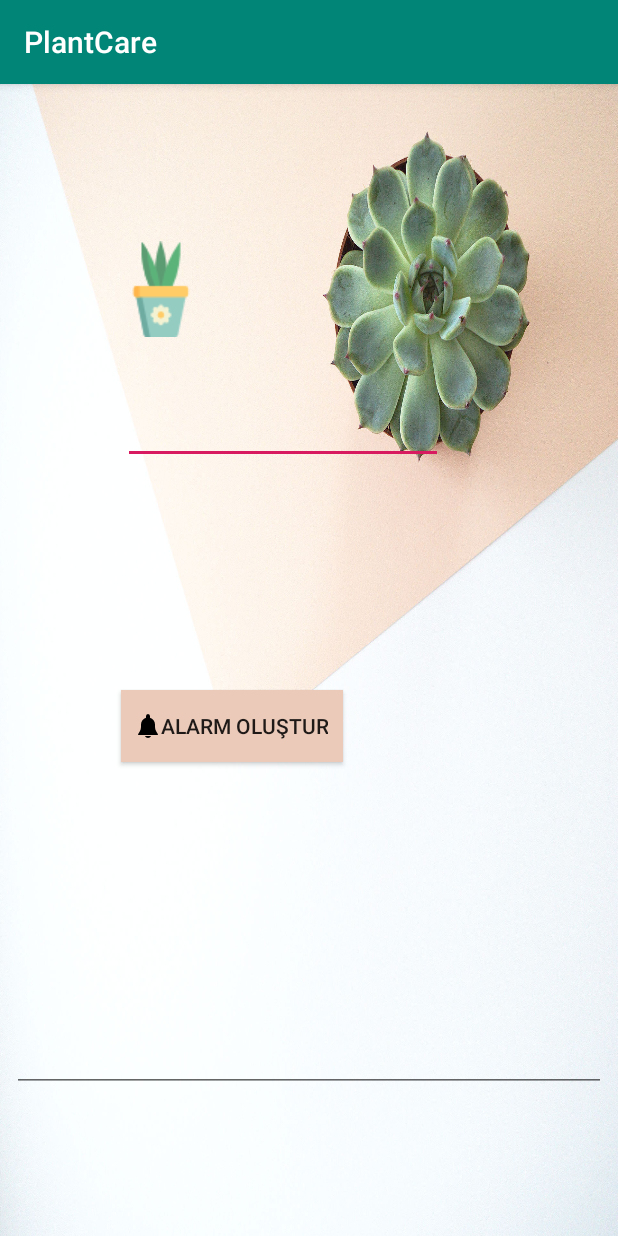
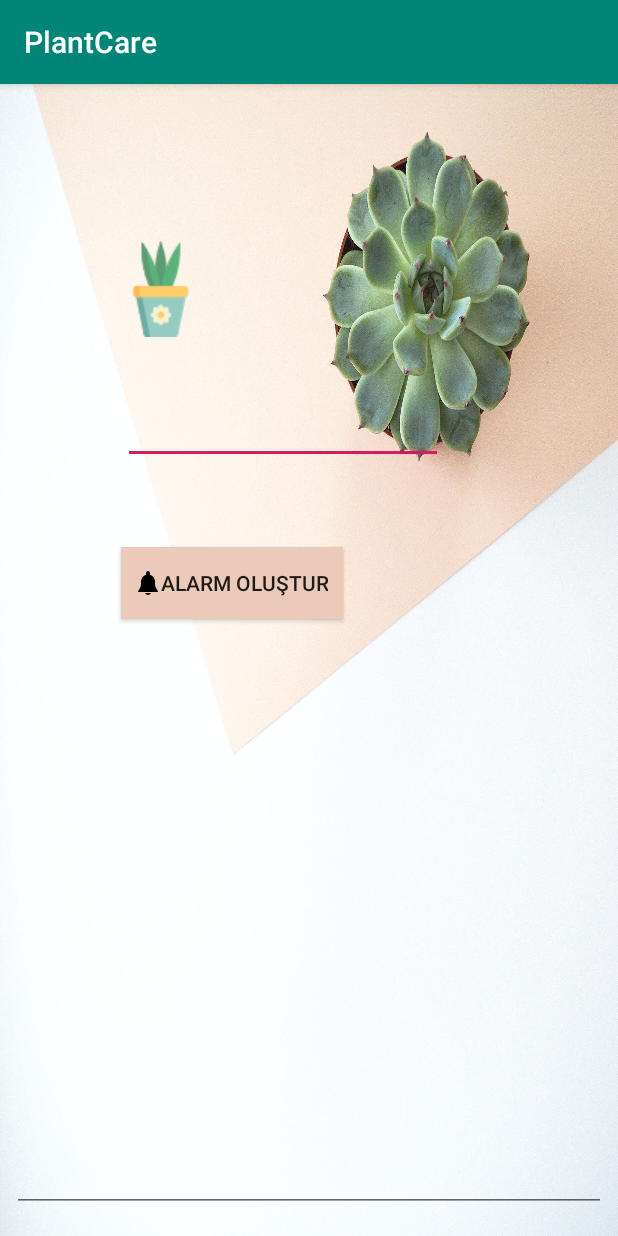
Before and after one commit to sumeyyesaricam/PlantCare, an Android app: the screen it shows after launch (AddPlantActivity), after a tap on "Cut", on a phone screen of 412 x 824 dp. Run offline under Robolectric (Android 15) with nearby library versions, the phone set to English and light mode, and no system bars; our stand-ins replace Room's generated code, data binding.

Commit message:
layout inflater addplant activityde eklendi.

```diff
--- a/app/src/main/java/example/smyy/plantcare/ui/plantlist/PlantListActivity.kt
+++ b/app/src/main/java/example/smyy/plantcare/ui/plantlist/PlantListActivity.kt
@@ -43,7 +43,7 @@ class PlantListActivity : AppCompatActivity() {
         return super.onOptionsItemSelected(item)
     }
     fun addPlant() {
-        plantList.add(Plant("1", "kıvırcık", "asdfghj", 4,
+        plantList.add(Plant("1", "kıvırcık", "deneme", 4,
                 "", 3, 5, 5))
 
         plantList.add(Plant("2", "kaktüs", "asdfghj", 4,
--- a/app/src/main/res/layout/activity_add_plant.xml
+++ b/app/src/main/res/layout/activity_add_plant.xml
@@ -2,14 +2,18 @@
 <layout xmlns:android="http://schemas.android.com/apk/res/android"
     xmlns:app="http://schemas.android.com/apk/res-auto"
     xmlns:tools="http://schemas.android.com/tools">
+
     <data>
+
         <variable
             name="plant"
             type="example.smyy.plantcare.data.model.db.Plant" />
+
         <variable
             name="plantActivity"
             type="example.smyy.plantcare.ui.addplant.AddPlantActivity" />
     </data>
+
     <android.support.constraint.ConstraintLayout
         android:layout_width="match_parent"
         android:layout_height="match_parent"
@@ -17,13 +21,13 @@
         tools:context=".ui.addplant.AddPlantActivity">
 
         <Button
-        android:id="@+id/button3"
+            android:id="@+id/btnCreateAlarm"
             android:layout_width="wrap_content"
             android:layout_height="wrap_content"
+            android:layout_marginBottom="8dp"
+            android:layout_marginEnd="56dp"
             android:layout_marginStart="8dp"
             android:layout_marginTop="8dp"
-        android:layout_marginEnd="56dp"
-        android:layout_marginBottom="8dp"
             android:background="#EBCAB9"
             android:drawableLeft="@mipmap/alarm"
             android:paddingLeft="10dp"
@@ -34,16 +38,16 @@
             app:layout_constraintHorizontal_bias="0.362"
             app:layout_constraintStart_toStartOf="parent"
             app:layout_constraintTop_toBottomOf="@+id/editText"
-        app:layout_constraintVertical_bias="0.461" />
+            app:layout_constraintVertical_bias="0.122" />
 
         <ImageButton
             android:id="@+id/imageButton"
             android:layout_width="wrap_content"
             android:layout_height="wrap_content"
+            android:layout_marginBottom="8dp"
+            android:layout_marginEnd="8dp"
             android:layout_marginStart="8dp"
             android:layout_marginTop="68dp"
-        android:layout_marginEnd="8dp"
-        android:layout_marginBottom="8dp"
             android:background="@android:color/transparent"
             android:onClick="@{plantActivity.onClickImage}"
             app:layout_constraintBottom_toTopOf="@+id/editText"
@@ -58,9 +62,9 @@
             android:id="@+id/editText"
             android:layout_width="wrap_content"
             android:layout_height="wrap_content"
+            android:layout_marginEnd="8dp"
             android:layout_marginStart="8dp"
             android:layout_marginTop="208dp"
-        android:layout_marginEnd="8dp"
             android:ems="10"
             android:inputType="textPersonName"
             android:text="@{plant.name}"
@@ -73,9 +77,9 @@
             android:id="@+id/editText2"
             android:layout_width="0dp"
             android:layout_height="wrap_content"
+            android:layout_marginBottom="16dp"
+            android:layout_marginEnd="8dp"
             android:layout_marginStart="8dp"
-        android:layout_marginEnd="8dp"
-        android:layout_marginBottom="96dp"
             android:ems="10"
             android:inputType="textMultiLine"
             android:text="@{plant.description}"
@@ -84,5 +88,24 @@
             app:layout_constraintHorizontal_bias="0.0"
             app:layout_constraintStart_toStartOf="parent" />
 
+        <ScrollView
+            android:layout_width="0dp"
+            android:layout_height="134dp"
+            android:layout_marginBottom="8dp"
+            android:layout_marginEnd="8dp"
+            android:layout_marginStart="8dp"
+            android:layout_marginTop="8dp"
+            app:layout_constraintBottom_toTopOf="@+id/editText2"
+            app:layout_constraintEnd_toEndOf="parent"
+            app:layout_constraintStart_toStartOf="parent"
+            app:layout_constraintTop_toBottomOf="@+id/button3">
+
+            <LinearLayout
+                android:id="@+id/linearlayout"
+                android:layout_width="match_parent"
+                android:layout_height="wrap_content"
+                android:orientation="vertical" />
+        </ScrollView>
+
     </android.support.constraint.ConstraintLayout>
 </layout>
--- a/app/src/main/res/values/strings.xml
+++ b/app/src/main/res/values/strings.xml
@@ -1,4 +1,10 @@
 <resources>
     <string name="app_name">PlantCare</string>
     <string name="create_alarm">ALARM OLUŞTUR</string>
+
+    <string-array name="array_day">
+        <item>1 Günde</item>
+        <item>2 Günde</item>
+        <item>3 Günde</item>
+    </string-array>
 </resources>
```
Also changed, not shown: app/src/main/java/example/smyy/plantcare/ui/addplant/AddPlantActivity.kt (+13 -2 lines), app/src/main/res/layout/item_alarm.xml (added, +34 -0 lines). Lines whose indentation alone changed are shown as unchanged.
